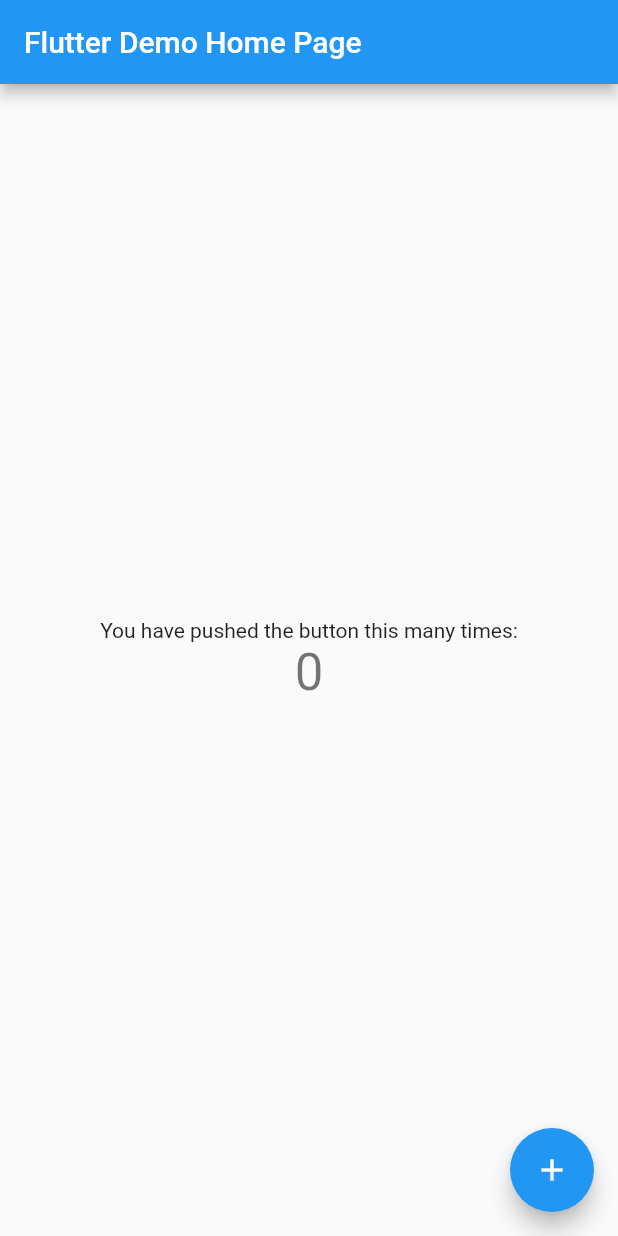
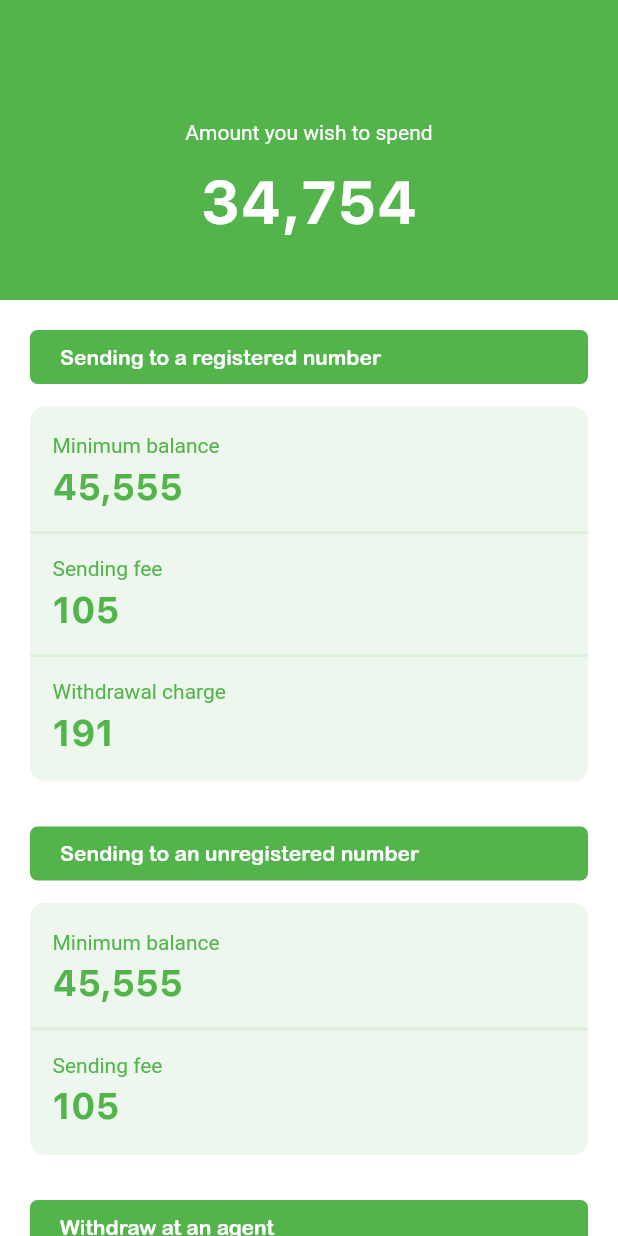
Before and after one commit to Inffinite/Mpesa-Fees, a Flutter app: the screen it shows after launch, on a phone screen of 412 x 824 dp. Run offline on Flutter 3.47's test engine with Material 2 defaults, Android fonts, the phone set to English and light mode, and no system bars; Roboto replaces fonts that are missing (SFNSR).

Commit message:
:hammer: Base structure

```diff
--- a/lib/main.dart
+++ b/lib/main.dart
@@ -1,4 +1,5 @@
 import 'package:flutter/material.dart';
+import 'package:mpesafees/screens/Dashboard.dart';
 
 void main() {
   runApp(const MyApp());
@@ -12,104 +13,11 @@
   Widget build(BuildContext context) {
     return MaterialApp(
       title: 'Flutter Demo',
+      debugShowCheckedModeBanner: false,
       theme: ThemeData(
-        // This is the theme of your application.
-        //
-        // Try running your application with "flutter run". You'll see the
-        // application has a blue toolbar. Then, without quitting the app, try
-        // changing the primarySwatch below to Colors.green and then invoke
-        // "hot reload" (press "r" in the console where you ran "flutter run",
-        // or simply save your changes to "hot reload" in a Flutter IDE).
-        // Notice that the counter didn't reset back to zero; the application
-        // is not restarted.
         primarySwatch: Colors.blue,
       ),
-      home: const MyHomePage(title: 'Flutter Demo Home Page'),
+      home: const Dashboard(),
     );
   }
 }
-
-class MyHomePage extends StatefulWidget {
-  const MyHomePage({super.key, required this.title});
-
-  // This widget is the home page of your application. It is stateful, meaning
-  // that it has a State object (defined below) that contains fields that affect
-  // how it looks.
-
-  // This class is the configuration for the state. It holds the values (in this
-  // case the title) provided by the parent (in this case the App widget) and
-  // used by the build method of the State. Fields in a Widget subclass are
-  // always marked "final".
-
-  final String title;
-
-  @override
-  State<MyHomePage> createState() => _MyHomePageState();
-}
-
-class _MyHomePageState extends State<MyHomePage> {
-  int _counter = 0;
-
-  void _incrementCounter() {
-    setState(() {
-      // This call to setState tells the Flutter framework that something has
-      // changed in this State, which causes it to rerun the build method below
-      // so that the display can reflect the updated values. If we changed
-      // _counter without calling setState(), then the build method would not be
-      // called again, and so nothing would appear to happen.
-      _counter++;
-    });
-  }
-
-  @override
-  Widget build(BuildContext context) {
-    // This method is rerun every time setState is called, for instance as done
-    // by the _incrementCounter method above.
-    //
-    // The Flutter framework has been optimized to make rerunning build methods
-    // fast, so that you can just rebuild anything that needs updating rather
-    // than having to individually change instances of widgets.
-    return Scaffold(
-      appBar: AppBar(
-        // Here we take the value from the MyHomePage object that was created by
-        // the App.build method, and use it to set our appbar title.
-        title: Text(widget.title),
-      ),
-      body: Center(
-        // Center is a layout widget. It takes a single child and positions it
-        // in the middle of the parent.
-        child: Column(
-          // Column is also a layout widget. It takes a list of children and
-          // arranges them vertically. By default, it sizes itself to fit its
-          // children horizontally, and tries to be as tall as its parent.
-          //
-          // Invoke "debug painting" (press "p" in the console, choose the
-          // "Toggle Debug Paint" action from the Flutter Inspector in Android
-          // Studio, or the "Toggle Debug Paint" command in Visual Studio Code)
-          // to see the wireframe for each widget.
-          //
-          // Column has various properties to control how it sizes itself and
-          // how it positions its children. Here we use mainAxisAlignment to
-          // center the children vertically; the main axis here is the vertical
-          // axis because Columns are vertical (the cross axis would be
-          // horizontal).
-          mainAxisAlignment: MainAxisAlignment.center,
-          children: <Widget>[
-            const Text(
-              'You have pushed the button this many times:',
-            ),
-            Text(
-              '$_counter',
-              style: Theme.of(context).textTheme.headlineMedium,
-            ),
-          ],
-        ),
-      ),
-      floatingActionButton: FloatingActionButton(
-        onPressed: _incrementCounter,
-        tooltip: 'Increment',
-        child: const Icon(Icons.add),
-      ), // This trailing comma makes auto-formatting nicer for build methods.
-    );
-  }
-}
--- /dev/null
+++ b/lib/screens/Dashboard.dart
@@ -0,0 +1,227 @@
+import 'package:flutter/material.dart';
+import 'package:flutter/src/widgets/framework.dart';
+import 'package:flutter/src/widgets/placeholder.dart';
+
+class Dashboard extends StatefulWidget {
+  const Dashboard({super.key});
+
+  @override
+  State<Dashboard> createState() => _DashboardState();
+}
+
+class _DashboardState extends State<Dashboard> {
+  @override
+  Widget build(BuildContext context) {
+    return Scaffold(
+      backgroundColor: Colors.white,
+      body: SingleChildScrollView(
+        child: Column(
+          children: [
+            Container(
+              height: 200.0,
+              width: double.infinity,
+              decoration: const BoxDecoration(
+                color: Color(0xff52B44B),
+              ),
+              child: Column(
+                mainAxisAlignment: MainAxisAlignment.center,
+                crossAxisAlignment: CrossAxisAlignment.center,
+                children: const [
+                  SizedBox(height: 40.0),
+                  Text(
+                    "Amount you wish to spend",
+                    style: TextStyle(
+                      color: Colors.white,
+                      fontFamily: 'SFNSR',
+                    ),
+                  ),
+                  SizedBox(height: 15.0),
+                  Text(
+                    "34,754",
+                    style: TextStyle(
+                      color: Colors.white,
+                      fontSize: 40.0,
+                      fontFamily: 'SFT-Bold',
+                    ),
+                  ),
+                ],
+              ),
+            ),
+            Padding(
+              padding: const EdgeInsets.all(20.0),
+              child: Column(
+                children: [
+                  TitleTab(title: "Sending to a registered number"),
+                  SizedBox(height: 15.0),
+                  Container(
+                    width: double.infinity,
+                    padding: EdgeInsets.symmetric(vertical: 10.0),
+                    decoration: BoxDecoration(
+                      color: Color(0xff52B44B).withOpacity(0.1),
+                      borderRadius: BorderRadius.circular(10.0),
+                    ),
+                    child: Column(
+                      children: [
+                        AmountTag(title: "Minimum balance", amount: '45,555'),
+                        Divider(
+                          color: const Color(0xff52B44B).withOpacity(0.1),
+                          thickness: 2.0,
+                        ),
+                        AmountTag(title: "Sending fee", amount: '105'),
+                        Divider(
+                          color: const Color(0xff52B44B).withOpacity(0.1),
+                          thickness: 2.0,
+                        ),
+                        AmountTag(title: "Withdrawal charge", amount: '191'),
+                      ],
+                    ),
+                  ),
+                  SizedBox(height: 30.0),
+                  TitleTab(title: "Sending to an unregistered number"),
+                  SizedBox(height: 15.0),
+                  Container(
+                    width: double.infinity,
+                    padding: EdgeInsets.symmetric(vertical: 10.0),
+                    decoration: BoxDecoration(
+                      color: Color(0xff52B44B).withOpacity(0.1),
+                      borderRadius: BorderRadius.circular(10.0),
+                    ),
+                    child: Column(
+                      children: [
+                        AmountTag(title: "Minimum balance", amount: '45,555'),
+                        Divider(
+                          color: const Color(0xff52B44B).withOpacity(0.1),
+                          thickness: 2.0,
+                        ),
+                        AmountTag(title: "Sending fee", amount: '105'),
+                      ],
+                    ),
+                  ),
+                  SizedBox(height: 30.0),
+                  TitleTab(title: "Withdraw at an agent"),
+                  SizedBox(height: 15.0),
+                  Container(
+                    width: double.infinity,
+                    padding: EdgeInsets.symmetric(vertical: 10.0),
+                    decoration: BoxDecoration(
+                      color: Color(0xff52B44B).withOpacity(0.1),
+                      borderRadius: BorderRadius.circular(10.0),
+                    ),
+                    child: Column(
+                      children: [
+                        AmountTag(title: "Withdrawal charge", amount: '45,555'),
+                        Divider(
+                          color: const Color(0xff52B44B).withOpacity(0.1),
+                          thickness: 2.0,
+                        ),
+                        AmountTag(title: "Withdrawable amount", amount: '105'),
+                      ],
+                    ),
+                  ),
+                  SizedBox(height: 30.0),
+                  TitleTab(title: "Withdraw at an ATM"),
+                  SizedBox(height: 15.0),
+                  Container(
+                    width: double.infinity,
+                    padding: EdgeInsets.symmetric(vertical: 10.0),
+                    decoration: BoxDecoration(
+                      color: Color(0xff52B44B).withOpacity(0.1),
+                      borderRadius: BorderRadius.circular(10.0),
+                    ),
+                    child: Column(
+                      children: [
+                        AmountTag(title: "Withdrawal charge", amount: '45,555'),
+                        Divider(
+                          color: const Color(0xff52B44B).withOpacity(0.1),
+                          thickness: 2.0,
+                        ),
+                        AmountTag(title: "Withdrawable amount", amount: '105'),
+                      ],
+                    ),
+                  ),
+                ],
+              ),
+            ),
+          ],
+        ),
+      ),
+    );
+  }
+}
+
+class TitleTab extends StatelessWidget {
+  final String title;
+
+  TitleTab({
+    required this.title,
+  });
+
+  @override
+  Widget build(BuildContext context) {
+    return Container(
+      width: double.infinity,
+      padding: const EdgeInsets.only(
+        top: 10.0,
+        bottom: 10.0,
+        left: 20.0,
+        right: 20.0,
+      ),
+      decoration: BoxDecoration(
+        color: const Color(0xff52B44B),
+        borderRadius: BorderRadius.circular(5.0),
+      ),
+      child: Text(
+        title,
+        style: TextStyle(
+          fontFamily: "AR",
+          fontSize: 14.0,
+          color: Colors.white,
+        ),
+      ),
+    );
+  }
+}
+
+class AmountTag extends StatelessWidget {
+  final String title;
+  final String amount;
+
+  AmountTag({
+    required this.title,
+    required this.amount,
+  });
+
+  @override
+  Widget build(BuildContext context) {
+    return Container(
+      padding: EdgeInsets.only(
+        left: 15.0,
+        right: 15.0,
+        top: 8.0,
+        bottom: 8.0,
+      ),
+      width: double.infinity,
+      child: Column(
+        crossAxisAlignment: CrossAxisAlignment.start,
+        children: [
+          Text(
+            title,
+            textAlign: TextAlign.start,
+            style: TextStyle(
+                color: Color(0xff52B44B), fontSize: 14.0, fontFamily: "SFNSR"),
+          ),
+          SizedBox(height: 5.0),
+          Text(
+            amount,
+            textAlign: TextAlign.start,
+            style: TextStyle(
+              fontFamily: "SFT-Bold",
+              fontSize: 24.0,
+              color: Color(0xff52B44B),
+            ),
+          ),
+        ],
+      ),
+    );
+  }
+}
```
